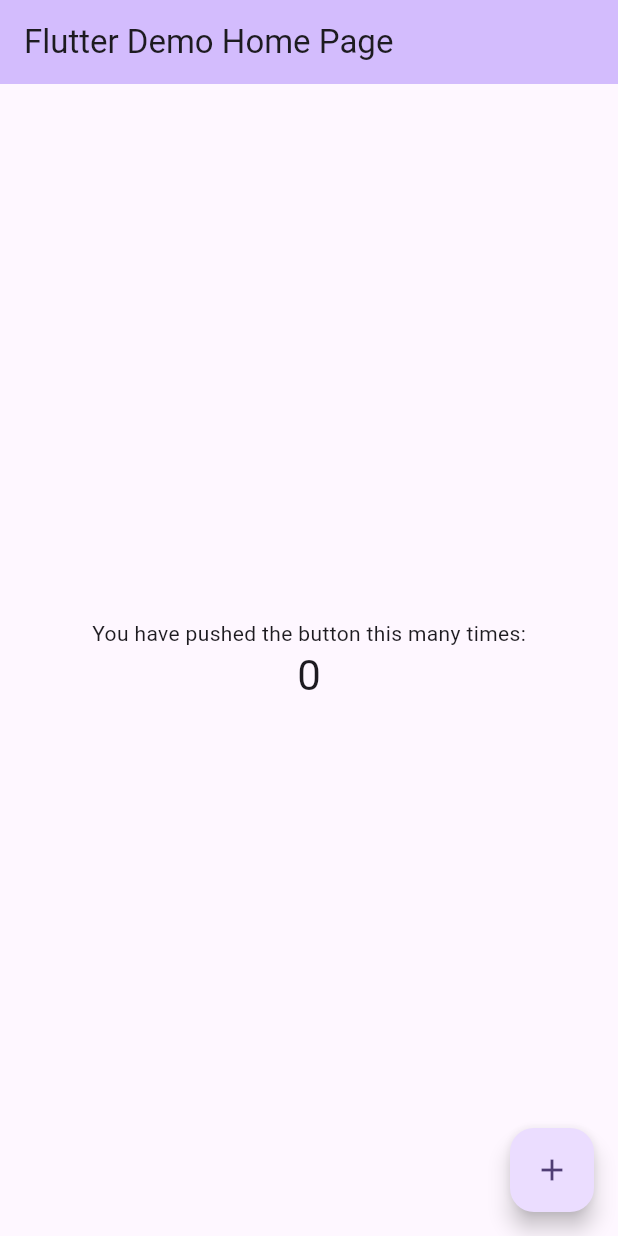
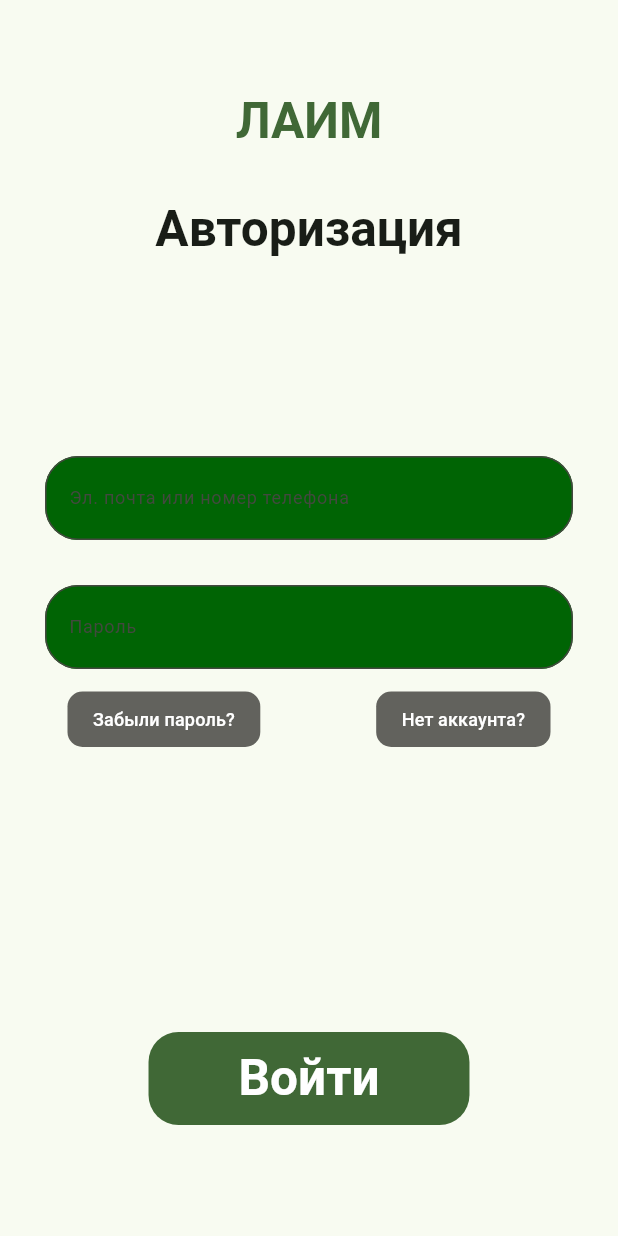
Before and after one commit to kairatkubat/task, a Flutter app: the screen it shows after launch, on a phone screen of 412 x 824 dp. Run offline on Flutter 3.47's test engine with Material 2 defaults, Android fonts, the phone set to English and light mode, and no system bars.

Commit message:
first page screen added

```diff
--- a/lib/main.dart
+++ b/lib/main.dart
@@ -1,4 +1,5 @@
 import 'package:flutter/material.dart';
+import 'package:task/pages/auth_page.dart';
 
 void main() {
   runApp(const MyApp());
@@ -13,113 +14,17 @@ class MyApp extends StatelessWidget {
     return MaterialApp(
       title: 'Flutter Demo',
       theme: ThemeData(
-        // This is the theme of your application.
-        //
-        // TRY THIS: Try running your application with "flutter run". You'll see
-        // the application has a blue toolbar. Then, without quitting the app,
-        // try changing the seedColor in the colorScheme below to Colors.green
-        // and then invoke "hot reload" (save your changes or press the "hot
-        // reload" button in a Flutter-supported IDE, or press "r" if you used
-        // the command line to start the app).
-        //
-        // Notice that the counter didn't reset back to zero; the application
-        // state is not lost during the reload. To reset the state, use hot
-        // restart instead.
-        //
-        // This works for code too, not just values: Most code changes can be
-        // tested with just a hot reload.
-        colorScheme: ColorScheme.fromSeed(seedColor: Colors.deepPurple),
+
+        colorScheme: ColorScheme.fromSeed(seedColor: const Color.fromARGB(0, 5, 255, 0), brightness: Brightness.light),
+        textTheme: const TextTheme( titleLarge:  TextStyle(
+          fontSize: 33, fontWeight: FontWeight.w700,
+        ),
+        titleSmall: TextStyle( fontSize: 12,)
+        ),
         useMaterial3: true,
+
       ),
-      home: const MyHomePage(title: 'Flutter Demo Home Page'),
+      home: AuthPage()
     );
   }
 }
-
-class MyHomePage extends StatefulWidget {
-  const MyHomePage({super.key, required this.title});
-
-  // This widget is the home page of your application. It is stateful, meaning
-  // that it has a State object (defined below) that contains fields that affect
-  // how it looks.
-
-  // This class is the configuration for the state. It holds the values (in this
-  // case the title) provided by the parent (in this case the App widget) and
-  // used by the build method of the State. Fields in a Widget subclass are
-  // always marked "final".
-
-  final String title;
-
-  @override
-  State<MyHomePage> createState() => _MyHomePageState();
-}
-
-class _MyHomePageState extends State<MyHomePage> {
-  int _counter = 0;
-
-  void _incrementCounter() {
-    setState(() {
-      // This call to setState tells the Flutter framework that something has
-      // changed in this State, which causes it to rerun the build method below
-      // so that the display can reflect the updated values. If we changed
-      // _counter without calling setState(), then the build method would not be
-      // called again, and so nothing would appear to happen.
-      _counter++;
-    });
-  }
-
-  @override
-  Widget build(BuildContext context) {
-    // This method is rerun every time setState is called, for instance as done
-    // by the _incrementCounter method above.
-    //
-    // The Flutter framework has been optimized to make rerunning build methods
-    // fast, so that you can just rebuild anything that needs updating rather
-    // than having to individually change instances of widgets.
-    return Scaffold(
-      appBar: AppBar(
-        // TRY THIS: Try changing the color here to a specific color (to
-        // Colors.amber, perhaps?) and trigger a hot reload to see the AppBar
-        // change color while the other colors stay the same.
-        backgroundColor: Theme.of(context).colorScheme.inversePrimary,
-        // Here we take the value from the MyHomePage object that was created by
-        // the App.build method, and use it to set our appbar title.
-        title: Text(widget.title),
-      ),
-      body: Center(
-        // Center is a layout widget. It takes a single child and positions it
-        // in the middle of the parent.
-        child: Column(
-          // Column is also a layout widget. It takes a list of children and
-          // arranges them vertically. By default, it sizes itself to fit its
-          // children horizontally, and tries to be as tall as its parent.
-          //
-          // Column has various properties to control how it sizes itself and
-          // how it positions its children. Here we use mainAxisAlignment to
-          // center the children vertically; the main axis here is the vertical
-          // axis because Columns are vertical (the cross axis would be
-          // horizontal).
-          //
-          // TRY THIS: Invoke "debug painting" (choose the "Toggle Debug Paint"
-          // action in the IDE, or press "p" in the console), to see the
-          // wireframe for each widget.
-          mainAxisAlignment: MainAxisAlignment.center,
-          children: <Widget>[
-            const Text(
-              'You have pushed the button this many times:',
-            ),
-            Text(
-              '$_counter',
-              style: Theme.of(context).textTheme.headlineMedium,
-            ),
-          ],
-        ),
-      ),
-      floatingActionButton: FloatingActionButton(
-        onPressed: _incrementCounter,
-        tooltip: 'Increment',
-        child: const Icon(Icons.add),
-      ), // This trailing comma makes auto-formatting nicer for build methods.
-    );
-  }
-}
--- /dev/null
+++ b/lib/pages/auth_page.dart
@@ -0,0 +1,85 @@
+import 'package:flutter/material.dart';
+import 'package:task/widgets/auth_page_button.dart';
+import 'package:task/widgets/auth_textinpu.dart';
+
+class AuthPage extends StatelessWidget {
+  const AuthPage({super.key});
+
+  @override
+  Widget build(BuildContext context) {
+    return Scaffold(
+      body: Padding(
+        padding: const EdgeInsets.symmetric(horizontal: 30),
+        child: Column(children: [
+          const SizedBox(
+            height: 60,
+          ),
+          Center(
+              child: Text(
+            'ЛАИМ',
+            style: Theme.of(context)
+                .textTheme
+                .titleLarge!
+                .copyWith(color: Theme.of(context).colorScheme.primary),
+          )),
+          const SizedBox(
+            height: 30,
+          ),
+          Center(
+            child: Text('Авторизация',
+                style: Theme.of(context).textTheme.titleLarge),
+          ),
+          const SizedBox(
+            height: 130,
+          ),
+          const TextFieldWidget(
+            text: 'Эл. почта или номер телефона',
+          ),
+          const SizedBox(
+            height: 30,
+          ),
+          const TextFieldWidget(
+            text: 'Пароль',
+          ),
+          const SizedBox(
+            height: 15,
+          ),
+          Padding(
+            padding: const EdgeInsets.symmetric(horizontal: 15),
+            child: Row(
+              mainAxisAlignment: MainAxisAlignment.spaceBetween,
+              children: [
+                GestureDetector(
+                  child: const AuthPageButton(text: 'Забыли пароль?'),
+                  onTap: () {},
+                ),
+                GestureDetector(
+                  child: const AuthPageButton(text: 'Нет аккаунта?'),
+                  onTap: () {},
+                )
+              ],
+            ),
+          ),
+          const SizedBox(
+            height: 190,
+          ),
+          InkWell(
+            onTap: (){},
+            child: Container(
+                padding: const EdgeInsets.symmetric(horizontal: 60, vertical: 10),
+                decoration: BoxDecoration(
+                    borderRadius: BorderRadius.circular(20),
+                    color: Theme.of(context).colorScheme.primary),
+                child: Text(
+                  'Войти',
+                  style: Theme.of(context)
+                      .textTheme
+                      .titleLarge!
+                      .copyWith(color: Colors.white),
+                )),
+          )
+        ]),
+      ),
+    );
+  }
+}
--- /dev/null
+++ b/lib/widgets/auth_page_button.dart
@@ -0,0 +1,17 @@
+import 'package:flutter/material.dart';
+
+class AuthPageButton extends StatelessWidget {
+  final String text;
+  const AuthPageButton({required this.text,  super.key});
+
+  @override
+  Widget build(BuildContext context) {
+    return Container(
+      padding: const  EdgeInsets.symmetric(horizontal: 17, vertical: 10),
+      decoration: BoxDecoration(borderRadius: BorderRadius.circular(10),
+      color: const Color.fromRGBO(34, 33, 30, 0.7)
+      ),
+      child: Text(text, style: Theme.of(context).textTheme.titleSmall!.copyWith(color: Colors.white), ),
+    );
+  }
+}
--- /dev/null
+++ b/lib/widgets/auth_textinpu.dart
@@ -0,0 +1,19 @@
+import 'package:flutter/material.dart';
+
+class TextFieldWidget extends StatelessWidget {
+  final String text;
+  const TextFieldWidget({required this.text, super.key});
+
+  @override
+  Widget build(BuildContext context) {
+    return TextField(
+
+      decoration: InputDecoration(
+
+          filled: true,
+          labelText: text, labelStyle: const TextStyle(fontSize: 12, fontWeight: FontWeight.w400),
+          fillColor: const Color.fromRGBO(0, 100, 4, 4.5),
+          border: OutlineInputBorder(borderRadius: BorderRadius.circular(22))),
+    );
+  }
+}
```
